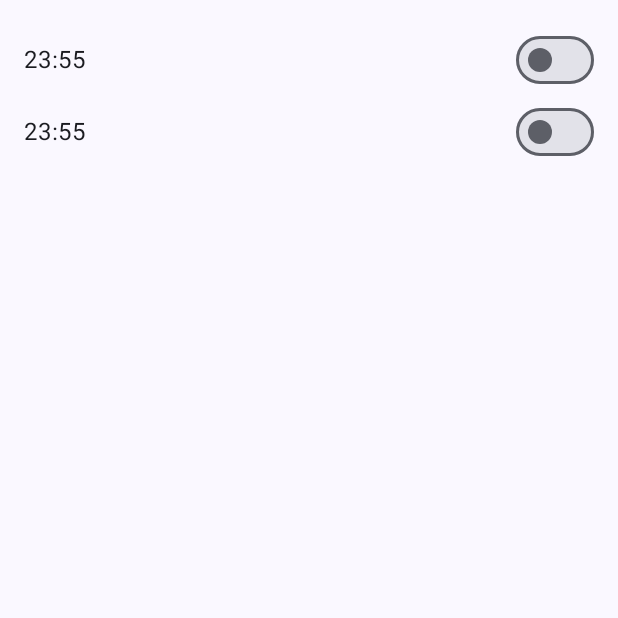
After one commit to Yotfr/Alarm, an Android app built with Jetpack Compose: the composable AlarmsListScreen shown on its own in the app's theme, on a phone screen of 412 x 824 dp, the top half of it. The commit adds this screen. Run offline under Robolectric (Android 15) with nearby library versions, the phone set to English and light mode, and no system bars.

Commit message:
Alarms list screen

```diff
--- /dev/null
+++ b/app/src/main/java/ru/yotfr/alarm/ui/screen/AlarmsListScreen.kt
@@ -0,0 +1,61 @@
+package ru.yotfr.alarm.ui.screen
+
+import androidx.compose.foundation.layout.Arrangement
+import androidx.compose.foundation.layout.Row
+import androidx.compose.foundation.layout.fillMaxSize
+import androidx.compose.foundation.layout.fillMaxWidth
+import androidx.compose.foundation.layout.padding
+import androidx.compose.foundation.lazy.LazyColumn
+import androidx.compose.material3.Switch
+import androidx.compose.material3.Text
+import androidx.compose.runtime.Composable
+import androidx.compose.ui.Alignment
+import androidx.compose.ui.Modifier
+import androidx.compose.ui.tooling.preview.Preview
+import androidx.compose.ui.unit.dp
+
+@Preview
+@Composable
+fun AlarmItemPreview() {
+    AlarmItem()
+}
+
+@Preview
+@Composable
+fun AlarmsListScreenPreview() {
+    AlarmsListScreen()
+}
+
+@Composable
+fun AlarmsListScreen() {
+    LazyColumn(
+        modifier = Modifier
+            .fillMaxSize()
+            .padding(16.dp),
+        horizontalAlignment = Alignment.CenterHorizontally
+    ) {
+        item {
+            AlarmItem()
+        }
+        item {
+            AlarmItem()
+        }
+    }
+}
+
+@Composable
+fun AlarmItem() {
+    Row(
+        modifier = Modifier.fillMaxWidth(),
+        verticalAlignment = Alignment.CenterVertically,
+        horizontalArrangement = Arrangement.SpaceBetween
+    ) {
+        Text(
+            text = "23:55"
+        )
+        Switch(
+            checked = false,
+            onCheckedChange = {}
+        )
+    }
+}
```
Also changed, not shown: app/src/main/java/ru/yotfr/alarm/MainActivity.kt (+0 -20 lines).
